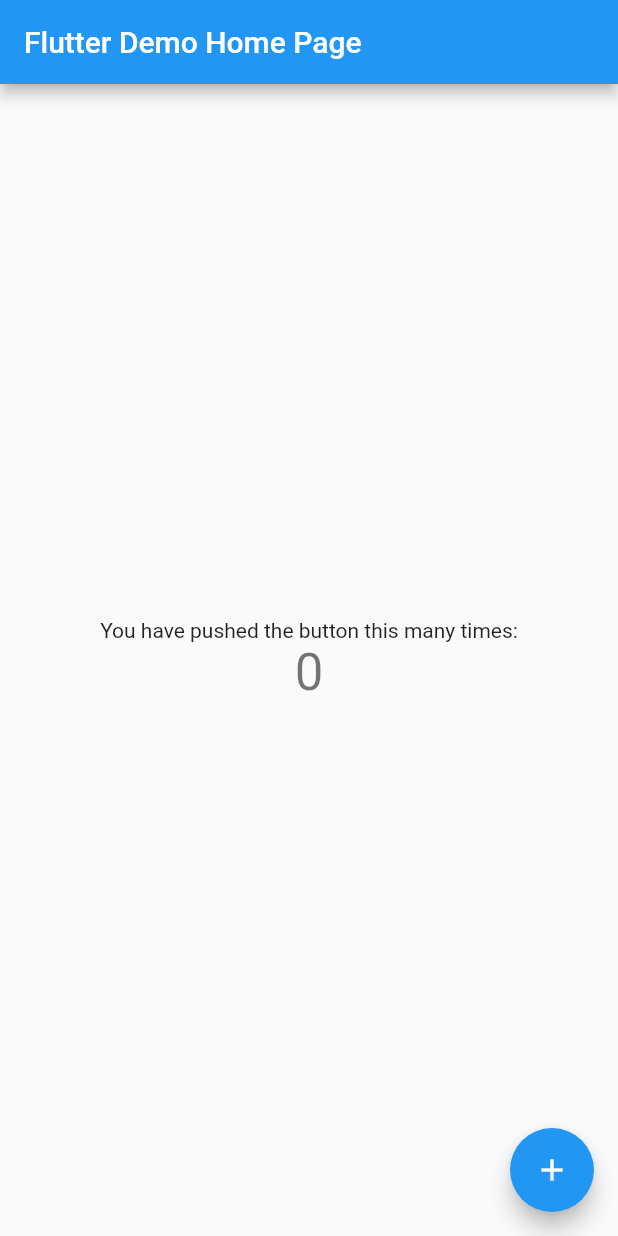
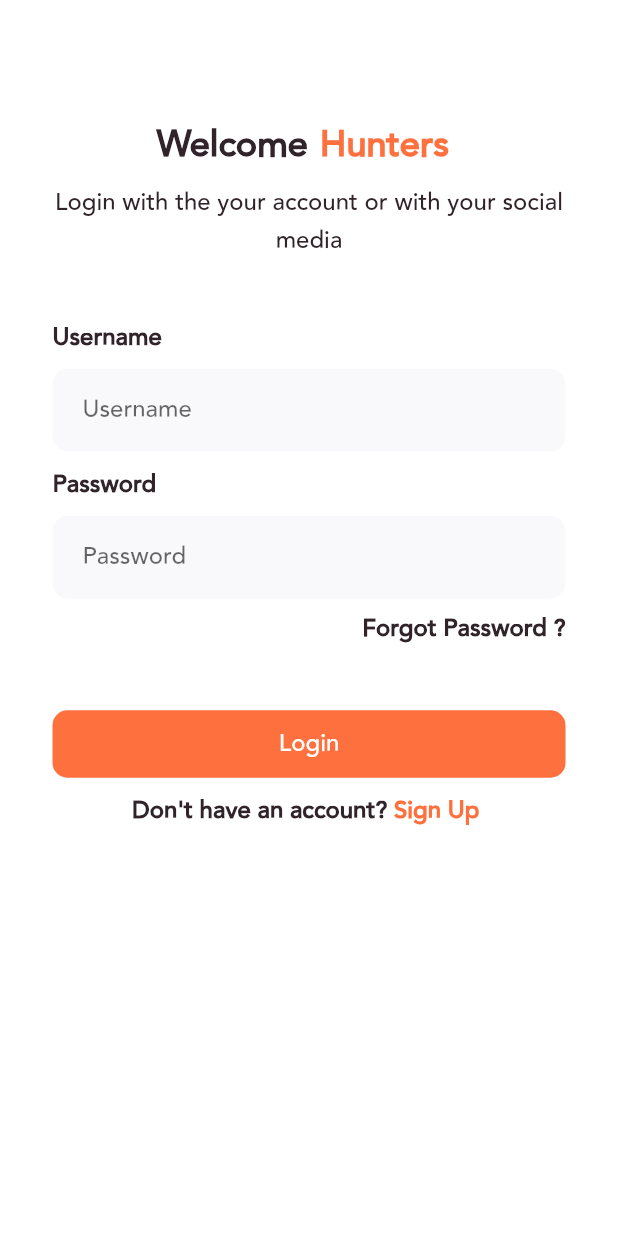
Before and after one commit to gillyhuga/internship-app, a Flutter app: the screen it shows after launch, on a phone screen of 412 x 824 dp. Run offline on Flutter 3.47's test engine with Material 2 defaults, Android fonts, the phone set to English and light mode, and no system bars; our stand-ins replace shared_preferences.

Commit message:
add shared preferences login

```diff
--- /dev/null
+++ b/lib/color.dart
@@ -0,0 +1,6 @@
+import 'package:flutter/material.dart';
+
+const backgroundColor = Color(0xffFFFFFF);
+const mainColor = Color(0xffFE703E);
+const secondaryColor = Color(0xffF9F9FB);
+const textColor = Color(0xff30242A);
--- /dev/null
+++ b/lib/dashboard.dart
@@ -0,0 +1,18 @@
+import 'package:flutter/material.dart';
+
+class Dashboard extends StatelessWidget {
+  @override
+  Widget build(BuildContext context) {
+    return MaterialApp(
+      title: 'Welcome to Flutter',
+      home: Scaffold(
+        appBar: AppBar(
+          title: const Text('Welcome to Flutter'),
+        ),
+        body: const Center(
+          child: Text('Hello World'),
+        ),
+      ),
+    );
+  }
+}
--- /dev/null
+++ b/lib/data/dataUser.dart
@@ -0,0 +1,14 @@
+var dataUser = [
+  {
+    "_id": 1,
+    "UserName": "user",
+    "FullName": "Gilly Huga",
+    "PassWord": "123"
+  },
+  {
+    "_id": 2,
+    "UserName": "user2",
+    "FullName": "User",
+    "PassWord": "123"
+  },
+];
--- /dev/null
+++ b/lib/loginPage.dart
@@ -0,0 +1,243 @@
+import 'package:flutter/material.dart';
+import 'package:interneed/color.dart';
+import 'package:interneed/dashboard.dart';
+import 'package:shared_preferences/shared_preferences.dart';
+import 'data/dataUser.dart';
+
+class Login extends StatefulWidget {
+  @override
+  _LoginState createState() => _LoginState();
+}
+
+class _LoginState extends State<Login> {
+  var validasi = false;
+  TextEditingController _username = TextEditingController();
+  TextEditingController _pass = TextEditingController();
+  bool isLoading = false;
+  @override
+  Widget build(BuildContext context) {
+    return Scaffold(
+      backgroundColor: backgroundColor,
+      body: SingleChildScrollView(
+        child: SafeArea(
+          child: Padding(
+            padding: const EdgeInsets.all(35),
+            child: Column(
+              children: [
+                Container(
+                  margin: const EdgeInsets.only(top: 35),
+                  child: Row(
+                    mainAxisAlignment: MainAxisAlignment.center,
+                    children: [
+                      Text(
+                        "Welcome",
+                        style: TextStyle(
+                          fontSize: 24,
+                          color: textColor,
+                          fontWeight: FontWeight.w800,
+                        ),
+                      ),
+                      Padding(
+                        padding: const EdgeInsets.all(8.0),
+                        child: Text(
+                          "Hunters",
+                          style: TextStyle(
+                            fontSize: 24,
+                            color: mainColor,
+                            fontWeight: FontWeight.w800,
+                          ),
+                        ),
+                      ),
+                    ],
+                  ),
+                ),
+                Text(
+                  "Login with the your account or with your social media",
+                  textAlign: TextAlign.center,
+                  style: TextStyle(
+                    fontSize: 16,
+                    color: textColor,
+                    fontWeight: FontWeight.w600,
+                  ),
+                ),
+                Padding(
+                  padding: const EdgeInsets.only(top: 40),
+                  child: Column(
+                    crossAxisAlignment: CrossAxisAlignment.start,
+                    children: [
+                      Container(
+                        margin: const EdgeInsets.only(bottom: 8.0),
+                        child: Text(
+                          "Username",
+                          style: TextStyle(
+                            fontSize: 16,
+                            color: textColor,
+                            fontWeight: FontWeight.w800,
+                          ),
+                        ),
+                      ),
+                      TextField(
+                          controller: _username,
+                          decoration: InputDecoration(
+                            filled: true,
+                            fillColor: secondaryColor,
+                            hintText: 'Username',
+                            contentPadding:
+                                EdgeInsets.fromLTRB(20.0, 15.0, 20.0, 15.0),
+                            border: OutlineInputBorder(
+                              borderRadius: BorderRadius.circular(10.0),
+                              borderSide: BorderSide.none,
+                            ),
+                          )),
+                      Padding(
+                        padding: const EdgeInsets.only(top: 10),
+                        child: Column(
+                          crossAxisAlignment: CrossAxisAlignment.start,
+                          children: [
+                            Container(
+                              margin: const EdgeInsets.only(bottom: 8.0),
+                              child: Text(
+                                "Password",
+                                style: TextStyle(
+                                  fontSize: 16,
+                                  color: textColor,
+                                  fontWeight: FontWeight.w800,
+                                ),
+                              ),
+                            ),
+                          ],
+                        ),
+                      ),
+                      TextField(
+                          obscureText: true,
+                          controller: _pass,
+                          decoration: InputDecoration(
+                            filled: true,
+                            fillColor: secondaryColor,
+                            hintText: 'Password',
+                            contentPadding:
+                                EdgeInsets.fromLTRB(20.0, 15.0, 20.0, 15.0),
+                            border: OutlineInputBorder(
+                              borderRadius: BorderRadius.circular(10.0),
+                              borderSide: BorderSide.none,
+                            ),
+                          )),
+                    ],
+                  ),
+                ),
+                Visibility(
+                    visible: validasi,
+                    child: Text(
+                      'Username atau Password tidak cocok !',
+                      style: TextStyle(color: Colors.red),
+                    )),
+                Row(
+                  mainAxisAlignment: MainAxisAlignment.end,
+                  children: [
+                    Container(
+                      margin: const EdgeInsets.only(top: 8.0),
+                      child: Column(
+                        children: [
+                          Text(
+                            "Forgot Password ?",
+                            style: TextStyle(
+                              fontSize: 16,
+                              color: textColor,
+                              fontWeight: FontWeight.w700,
+                            ),
+                          ),
+                        ],
+                      ),
+                    ),
+                  ],
+                ),
+                Padding(
+                  padding: const EdgeInsets.only(top: 40),
+                  child: Column(
+                    children: [
+                      SizedBox(
+                        width: double.infinity,
+                        child: TextButton(
+                          child: Text(
+                            "Login",
+                            style: TextStyle(
+                                fontSize: 16,
+                                color: Colors.white,
+                                fontWeight: FontWeight.w600),
+                          ),
+                          style: ButtonStyle(
+                            padding: MaterialStateProperty.all<EdgeInsets>(
+                                EdgeInsets.all(10)),
+                            backgroundColor:
+                                MaterialStateProperty.all<Color>(mainColor),
+                            shape: MaterialStateProperty.all<
+                                RoundedRectangleBorder>(RoundedRectangleBorder(
+                              borderRadius: BorderRadius.circular(10.0),
+                            )),
+                          ),
+                          onPressed: _login,
+                        ),
+                      ),
+                      Padding(
+                        padding: const EdgeInsets.only(top: 8.0),
+                        child: Row(
+                          mainAxisAlignment: MainAxisAlignment.center,
+                          children: [
+                            Text(
+                              "Don't have an account? ",
+                              style: TextStyle(
+                                fontSize: 16,
+                                color: textColor,
+                                fontWeight: FontWeight.w700,
+                              ),
+                            ),
+                            Text(
+                              "Sign Up ",
+                              style: TextStyle(
+                                fontSize: 16,
+                                color: mainColor,
+                                fontWeight: FontWeight.w700,
+                              ),
+                            ),
+                          ],
+                        ),
+                      ),
+                    ],
+                  ),
+                ),
+              ],
+            ),
+          ),
+        ),
+      ),
+    );
+  }
+
+  Future<void> _login() async {
+    if (_username.text.isNotEmpty && _pass.text.isNotEmpty) {
+      setState(() {
+        isLoading = true;
+      });
+
+      SharedPreferences prefs = await SharedPreferences.getInstance();
+      Future.delayed(Duration(seconds: 1), () {
+        for (int id = 0; id < dataUser.length; id++) {
+          if (_username.text == dataUser[id]["UserName"] &&
+              _pass.text == dataUser[id]["PassWord"]) {
+            String fullname = dataUser[id]["FullName"];
+            String username = dataUser[id]["UserName"];
+            prefs.setBool('user', true);
+            prefs.setString('username', username);
+            prefs.setString('fullname', fullname);
+            Navigator.pushReplacement(
+                context, MaterialPageRoute(builder: (context) => Dashboard()));
+          } else {
+            setState(() {
+              validasi = true;
+            });
+          }
+        }
+      });
+    }
+  }
+}
--- a/lib/main.dart
+++ b/lib/main.dart
@@ -1,113 +1,41 @@
 import 'package:flutter/material.dart';
+import 'package:interneed/splashScreen.dart';
+import 'package:shared_preferences/shared_preferences.dart';
 
-void main() {
-  runApp(MyApp());
+void main() => runApp(MyApp());
+
+class MyApp extends StatefulWidget {
+  @override
+  _MyAppState createState() => _MyAppState();
 }
+class _MyAppState extends State<MyApp>{
 
-class MyApp extends StatelessWidget {
-  // This widget is the root of your application.
-  @override
-  Widget build(BuildContext context) {
-    return MaterialApp(
-      title: 'Flutter Demo',
-      theme: ThemeData(
-        // This is the theme of your application.
-        //
-        // Try running your application with "flutter run". You'll see the
-        // application has a blue toolbar. Then, without quitting the app, try
-        // changing the primarySwatch below to Colors.green and then invoke
-        // "hot reload" (press "r" in the console where you ran "flutter run",
-        // or simply save your changes to "hot reload" in a Flutter IDE).
-        // Notice that the counter didn't reset back to zero; the application
-        // is not restarted.
-        primarySwatch: Colors.blue,
-      ),
-      home: MyHomePage(title: 'Flutter Demo Home Page'),
-    );
-  }
-}
-
-class MyHomePage extends StatefulWidget {
-  MyHomePage({Key? key, required this.title}) : super(key: key);
-
-  // This widget is the home page of your application. It is stateful, meaning
-  // that it has a State object (defined below) that contains fields that affect
-  // how it looks.
-
-  // This class is the configuration for the state. It holds the values (in this
-  // case the title) provided by the parent (in this case the App widget) and
-  // used by the build method of the State. Fields in a Widget subclass are
-  // always marked "final".
-
-  final String title;
+  bool user = false;
 
   @override
-  _MyHomePageState createState() => _MyHomePageState();
-}
+  void initState() {
+    super.initState();
+    _initCheck();
+  }
 
-class _MyHomePageState extends State<MyHomePage> {
-  int _counter = 0;
-
-  void _incrementCounter() {
-    setState(() {
-      // This call to setState tells the Flutter framework that something has
-      // changed in this State, which causes it to rerun the build method below
-      // so that the display can reflect the updated values. If we changed
-      // _counter without calling setState(), then the build method would not be
-      // called again, and so nothing would appear to happen.
-      _counter++;
-    });
+ void _initCheck() async {
+    SharedPreferences prefs = await SharedPreferences.getInstance();
+    if (prefs.getBool('user') != null) {
+      setState(() {
+        user = prefs.getBool('user');
+      });
+    }
   }
 
   @override
   Widget build(BuildContext context) {
-    // This method is rerun every time setState is called, for instance as done
-    // by the _incrementCounter method above.
-    //
-    // The Flutter framework has been optimized to make rerunning build methods
-    // fast, so that you can just rebuild anything that needs updating rather
-    // than having to individually change instances of widgets.
-    return Scaffold(
-      appBar: AppBar(
-        // Here we take the value from the MyHomePage object that was created by
-        // the App.build method, and use it to set our appbar title.
-        title: Text(widget.title),
+    return MaterialApp(
+      theme: ThemeData(
+        fontFamily: "Avenir",
       ),
-      body: Center(
-        // Center is a layout widget. It takes a single child and positions it
-        // in the middle of the parent.
-        child: Column(
-          // Column is also a layout widget. It takes a list of children and
-          // arranges them vertically. By default, it sizes itself to fit its
-          // children horizontally, and tries to be as tall as its parent.
-          //
-          // Invoke "debug painting" (press "p" in the console, choose the
-          // "Toggle Debug Paint" action from the Flutter Inspector in Android
-          // Studio, or the "Toggle Debug Paint" command in Visual Studio Code)
-          // to see the wireframe for each widget.
-          //
-          // Column has various properties to control how it sizes itself and
-          // how it positions its children. Here we use mainAxisAlignment to
-          // center the children vertically; the main axis here is the vertical
-          // axis because Columns are vertical (the cross axis would be
-          // horizontal).
-          mainAxisAlignment: MainAxisAlignment.center,
-          children: <Widget>[
-            Text(
-              'You have pushed the button this many times:',
-            ),
-            Text(
-              '$_counter',
-              style: Theme.of(context).textTheme.headline4,
-            ),
-          ],
-        ),
-      ),
-      floatingActionButton: FloatingActionButton(
-        onPressed: _incrementCounter,
-        tooltip: 'Increment',
-        child: Icon(Icons.add),
-      ), // This trailing comma makes auto-formatting nicer for build methods.
+      title: 'Interneed',
+      debugShowCheckedModeBanner: false,
+      home: SplashScreen(user),
     );
   }
 }
--- /dev/null
+++ b/lib/splashScreen.dart
@@ -0,0 +1,46 @@
+import 'package:flutter/material.dart';
+import 'package:interneed/loginPage.dart';
+import 'package:interneed/dashboard.dart';
+import 'package:interneed/color.dart';
+import 'dart:async';
+
+class SplashScreen extends StatefulWidget {
+  final bool user;
+  SplashScreen(this.user);
+
+  @override
+  _SplashScreenState createState() => _SplashScreenState();
+}
+
+class _SplashScreenState extends State<SplashScreen> {
+  @override
+  void initState() {
+    super.initState();
+    startSplashScreen();
+  }
+
+  startSplashScreen() {
+    var duration = const Duration(seconds: 3);
+    return Timer(duration, () {
+      Navigator.of(context).pushReplacement(
+        MaterialPageRoute(builder: (c) => widget.user ?  Dashboard() : Login()),
+      );
+    });
+  }
+
+  @override
+  Widget build(BuildContext context) {
+  return Scaffold(
+        backgroundColor: Colors.white,
+        body: Center(
+          child: Text(
+            "Interneed",
+            style: TextStyle(
+              fontSize: 40,
+              color: mainColor,
+              fontWeight: FontWeight.w800,
+            ),
+          ),
+        ));
+  }
+  }
```
Also changed, not shown: pubspec.yaml (+4 -4 lines), assets/fonts/Avenir-Medium.ttf (added), assets/fonts/Nunito-Regular.ttf (deleted).
